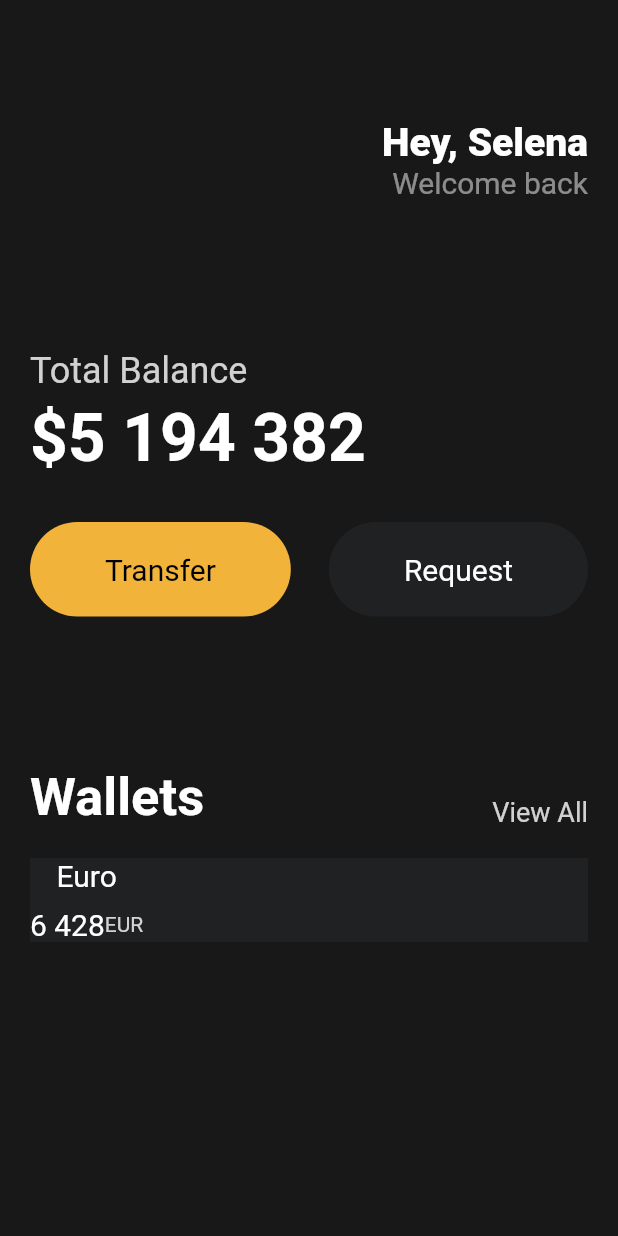
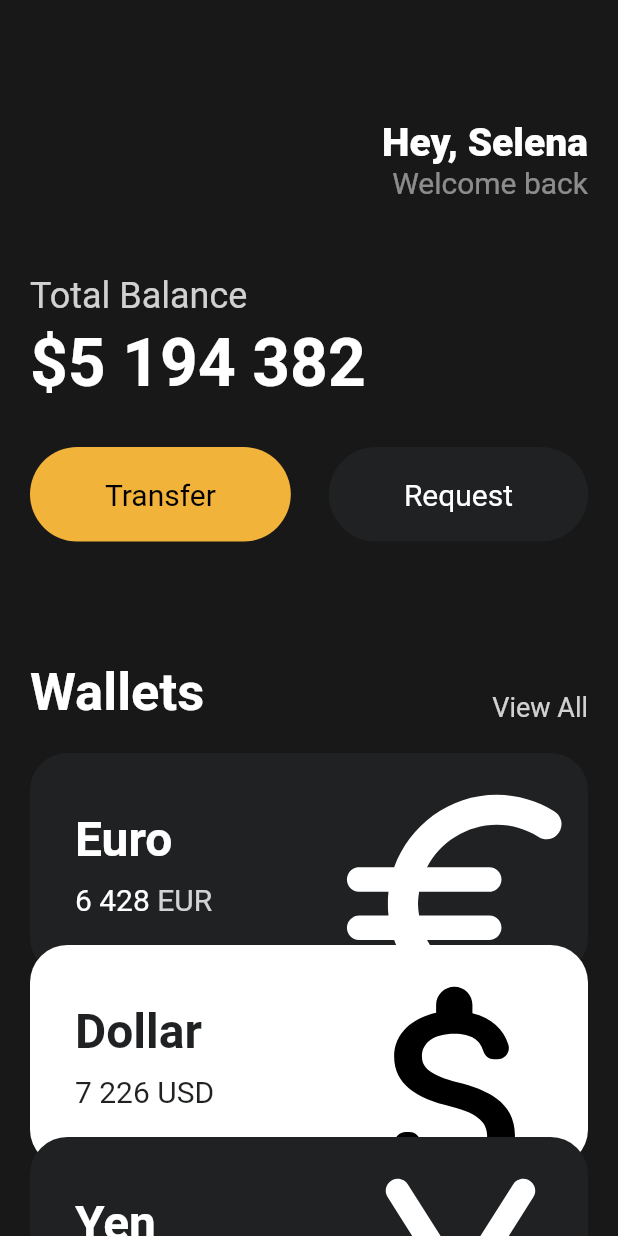
Before and after one commit to sashapivovarova/toonflix, a Flutter app: the screen it shows after launch, on a phone screen of 412 x 824 dp. Run offline on Flutter 3.47's test engine with Material 2 defaults, Android fonts, the phone set to English and light mode, and no system bars; missing offline and left inert: dart:ffi.

Commit message:
UI Chanllenge

```diff
--- a/lib/main.dart
+++ b/lib/main.dart
@@ -1,5 +1,6 @@
 import 'package:flutter/material.dart';
 import 'package:toonflix/widgets/Button.dart';
+import 'package:toonflix/widgets/currency-card.dart';
 
 void main() {
   runApp(const App());
@@ -13,7 +14,8 @@ class App extends StatelessWidget {
     return MaterialApp(
       home: Scaffold(
         backgroundColor: const Color(0xff181818),
-        body: Padding(
+        body: SingleChildScrollView(
+          child: Padding(
             padding: const EdgeInsets.symmetric(
               horizontal: 20,
             ),
@@ -49,7 +51,7 @@ class App extends StatelessWidget {
                   ],
                 ),
                 const SizedBox(
-                height: 100,
+                  height: 50,
                 ),
                 Text(
                   'Total Balance',
@@ -88,7 +90,7 @@ class App extends StatelessWidget {
                   ],
                 ),
                 const SizedBox(
-                height: 100,
+                  height: 80,
                 ),
                 Row(
                   crossAxisAlignment: CrossAxisAlignment.end,
@@ -114,50 +116,38 @@ class App extends StatelessWidget {
                 const SizedBox(
                   height: 20,
                 ),
-              Container(
-                decoration: const BoxDecoration(
-                  color: Color(0xFF1F2123),
+                const CurrencyCard(
+                  name: 'Euro',
+                  code: 'EUR',
+                  amount: '6 428',
+                  icon: Icons.euro_rounded,
+                  isInverted: false,
                 ),
-                child: Row(
-                  children: [
-                    Column(
-                      children: [
-                        const Text(
-                          'Euro',
-                          style: TextStyle(
-                            color: Colors.white,
-                            fontSize: 20,
+                Transform.translate(
+                  offset: const Offset(0, -20),
+                  child: const CurrencyCard(
+                    name: 'Dollar',
+                    code: 'USD',
+                    amount: '7 226',
+                    icon: Icons.attach_money_rounded,
+                    isInverted: true,
                   ),
                 ),
-                        const SizedBox(
-                          height: 10,
-                        ),
-                        Row(
-                          children: [
-                            const Text(
-                              '6 428',
-                              style: TextStyle(
-                                color: Colors.white,
-                                fontSize: 20,
-                              ),
-                            ),
-                            Text(
-                              'EUR',
-                              style: TextStyle(
-                                color: Colors.white.withOpacity(0.8),
-                              ),
-                            ),
-                          ],
-                        ),
-                      ],
-                    ),
-                  ],
+                Transform.translate(
+                  offset: const Offset(0, -40),
+                  child: const CurrencyCard(
+                    name: 'Yen',
+                    code: 'JPY',
+                    amount: '3 234',
+                    icon: Icons.currency_yen_rounded,
+                    isInverted: false,
                   ),
                 ),
               ],
             ),
           ),
         ),
+      ),
     );
   }
 }
--- /dev/null
+++ b/lib/widgets/currency-card.dart
@@ -0,0 +1,88 @@
+import 'dart:ffi';
+
+import 'package:flutter/material.dart';
+
+class CurrencyCard extends StatelessWidget {
+  final String name, code, amount;
+  final IconData icon;
+  final bool isInverted;
+
+  const CurrencyCard({
+    super.key,
+    required this.name,
+    required this.code,
+    required this.amount,
+    required this.icon,
+    required this.isInverted,
+  });
+
+  @override
+  Widget build(BuildContext context) {
+    return Container(
+      clipBehavior: Clip.hardEdge,
+      decoration: BoxDecoration(
+        color: isInverted ? Colors.white : const Color(0xFF1F2123),
+        borderRadius: BorderRadius.circular(25),
+      ),
+      child: Padding(
+        padding: const EdgeInsets.all(30),
+        child: Row(
+          mainAxisAlignment: MainAxisAlignment.spaceBetween,
+          children: [
+            Column(
+              crossAxisAlignment: CrossAxisAlignment.start,
+              children: [
+                Text(
+                  name,
+                  style: TextStyle(
+                    color: isInverted ? const Color(0xFF1F2123) : Colors.white,
+                    fontSize: 32,
+                    fontWeight: FontWeight.w600,
+                  ),
+                ),
+                const SizedBox(
+                  height: 10,
+                ),
+                Row(
+                  children: [
+                    Text(
+                      amount,
+                      style: TextStyle(
+                        color:
+                            isInverted ? const Color(0xFF1F2123) : Colors.white,
+                        fontSize: 20,
+                      ),
+                    ),
+                    const SizedBox(
+                      width: 5,
+                    ),
+                    Text(
+                      code,
+                      style: TextStyle(
+                        color: isInverted
+                            ? const Color(0xFF1F2123)
+                            : Colors.white.withOpacity(0.8),
+                        fontSize: 20,
+                      ),
+                    ),
+                  ],
+                ),
+              ],
+            ),
+            Transform.scale(
+              scale: 2.2,
+              child: Transform.translate(
+                offset: const Offset(-5, 12),
+                child: Icon(
+                  icon,
+                  color: isInverted ? Colors.black : Colors.white,
+                  size: 88,
+                ),
+              ),
+            ),
+          ],
+        ),
+      ),
+    );
+  }
+}
```
Lines whose indentation alone changed are shown as unchanged.
